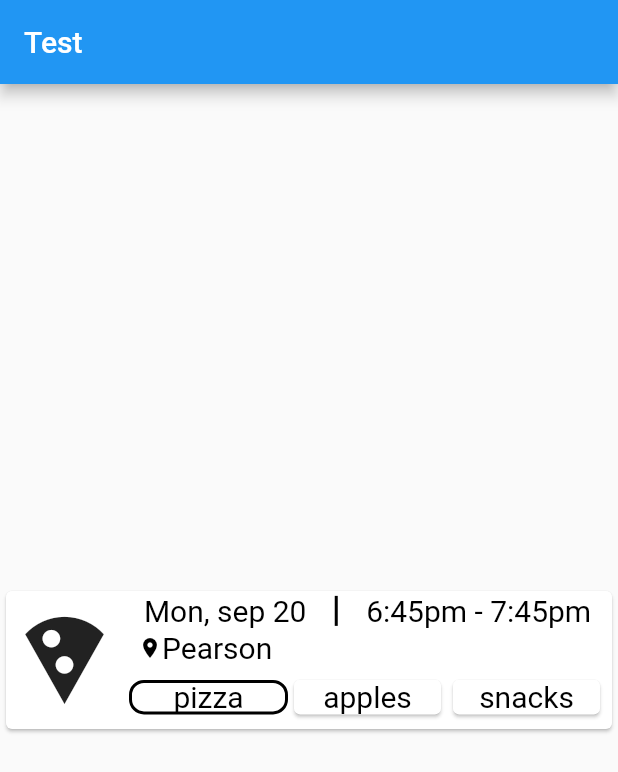
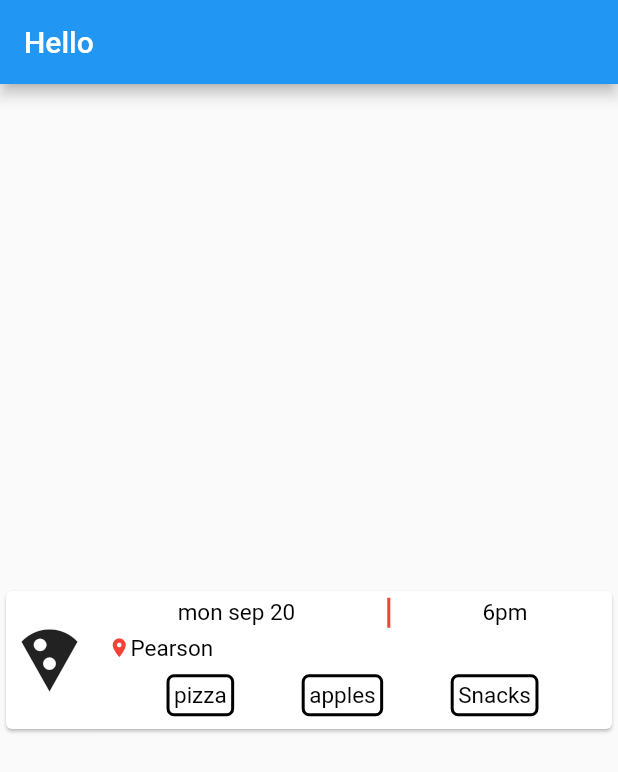
Before and after one commit to yemistar/FreeFood, a Flutter app: the screen it shows after launch, on a phone screen of 412 x 824 dp. Shown: the top 772 px of the screen. Run offline on Flutter 3.47's test engine with Material 2 defaults, Android fonts, the phone set to English and light mode, and no system bars.

Commit message:
The updated version of the List_page class, It has wiget that will be on the list view

```diff
--- a/app/lib/UI/List_page.dart
+++ b/app/lib/UI/List_page.dart
@@ -2,36 +2,362 @@ import 'package:flutter/material.dart';
 
 
 class ListTest extends StatelessWidget{
-  final food='Pizza';
-  final club='Yemi club';
-  final time= ' Some time';
+  final String food;
+  final String club;
+  final String time;
+  final String place;
+  final String date;
+  final IconData icon;
 
-  @override
-  Widget build(BuildContext context) {
-    return list2();
+  List data;
+
+
+
+
+  ListTest({this.food,this.club,this.time,this.place,this.date,this.icon});
+
+
+  static Widget Costum_divider(){
+    return Container(
+      height: 20.0,
+      width: 2.0,
+      color: Colors.red,
+      margin: const EdgeInsets.only(left: 5.0, right: 5.0),
+    );
   }
 
-  Widget list( String Ftype, String Cname, String TandD){
 
-    return Column(
+  Widget dateAndtime(){
+    return Row(
+      mainAxisAlignment: MainAxisAlignment.spaceEvenly,
       children: <Widget>[
-        Padding(
-          padding: EdgeInsets.only(top: 5.0),
-        ),
-        Text(Ftype,textDirection: TextDirection.ltr,overflow: TextOverflow.fade,style: tsyle_food,),
-        Text(Cname,textDirection: TextDirection.ltr,overflow: TextOverflow.fade,style: tsyle_club,),
-        Expanded(
-            child: Text(TandD,textDirection: TextDirection.ltr,overflow: TextOverflow.fade,style: tsyle_club,)
-        )
-
+        Text(date,style: Tstyle.SubHeader,),
+        Costum_divider(),
+        Text(time,style: Tstyle.SubHeader,)
       ],
     );
   }
 
-  Widget list2(){
+   Widget foodL(){
+    return Card(
+      elevation: 0.0,
+      child: Row(
+        mainAxisAlignment: MainAxisAlignment.spaceEvenly,
+
+        children: <Widget>[
+          Container(
+            child: Center(child: Padding(
+              padding: const EdgeInsets.all(5.0),
+              child: Text('pizza',style: Tstyle.SubHeader,),
+            )),
+
+            foregroundDecoration: BoxDecoration(
+              border: Border.all(color: Colors.black,width: 2.0,
+              ),
+              borderRadius: BorderRadius.all(Radius.elliptical(5.0, 5.0)),
+
+            ) ,
+
+          ),
+
+          Container(
+            child: Center(child: Padding(
+              padding: const EdgeInsets.all(5.0),
+              child: Text('apples',style: Tstyle.SubHeader,),
+            )),
+
+            foregroundDecoration: BoxDecoration(
+              border: Border.all(color: Colors.black,width: 2.0,
+              ),
+              borderRadius: BorderRadius.all(Radius.elliptical(5.0, 5.0)),
+
+            ) ,
+
+          ),
+
+          Container(
+            child: Center(child: Padding(
+              padding: const EdgeInsets.all(5.0),
+              child: Text('Snacks',style: Tstyle.SubHeader,),
+            )),
+
+            foregroundDecoration: BoxDecoration(
+              border: Border.all(color: Colors.black,width: 2.0,
+              ),
+              borderRadius: BorderRadius.all(Radius.elliptical(5.0, 5.0)),
+
+            ) ,
+
+          ),
+        ],
+      ),
+    );
+  }
+
+   Widget  rightPart(){
+    return Column(
+      mainAxisAlignment: MainAxisAlignment.spaceEvenly,
+      children: <Widget>[
+        dateAndtime(),
+        Row(
+          mainAxisAlignment: MainAxisAlignment.start,
+          children: <Widget>[
+            Padding(
+              padding: EdgeInsets.only(left: 10.0),
+            ),
+            Icon(
+              Icons.place,
+              size: 15.0,
+              color: Colors.red,
+            ),
+
+            Text(place,style: Tstyle.SubHeader,textAlign: TextAlign.left,),
+
+          ],
+        ),
+
+        foodL()
+      ],
+    );
+  }
+
+  Widget allCombined(){
     return Container(
-      height: 90.0,
-      padding: EdgeInsets.only(left: 10.0,right: 10.0),
+      height: 100.0,
+      child: Card(
+        child: Row(
+
+          children: <Widget>[
+            Card(
+              elevation: 0.0,
+              child: Icon(icon,size: 50.0,),
+
+            ),
+
+            Expanded(child: rightPart())
+
+          ],
+        ),
+      ),
+    );
+
+  }
+
+
+  @override
+  Widget build(BuildContext context) {
+    return allCombined();
+  }
+
+
+}
+
+class Help{
+  final String food;
+  final String club;
+  final String time;
+  final String place;
+  final String date;
+  final IconData icon;
+
+  Help(this.food,this.club,this.place, this.date, this.time, this.icon);
+
+
+
+  String getfood(){
+    return food;
+  }
+
+  String getclub(){
+    return club;
+  }
+
+  String getplace(){
+    return food;
+  }
+  String getdate(){
+    return food;
+  }
+
+  String gettime(){
+    return food;
+  }
+  IconData geticon(){
+    return icon;
+}
+
+}
+
+class blocks{
+
+  static Widget date_N_time(){
+    return Row(
+      mainAxisAlignment: MainAxisAlignment.spaceEvenly,
+      children: <Widget>[
+        Text('Mon, sep 20',style: Tstyle.SubHeader,),
+        Costum_divider(),
+        Text('6:45pm - 7:45pm',style: Tstyle.SubHeader,)
+      ],
+    );
+  }
+
+  static Widget  rightPart(){
+    return Column(
+      mainAxisAlignment: MainAxisAlignment.spaceEvenly,
+      children: <Widget>[
+        date_N_time(),
+        Row(
+          mainAxisAlignment: MainAxisAlignment.start,
+          children: <Widget>[
+            Padding(
+              padding: EdgeInsets.only(left: 10.0),
+            ),
+            Icon(
+              Icons.place,
+              size: 15.0,
+              color: Colors.red,
+            ),
+            Text('Pearson',style: Tstyle.SubHeader,textAlign: TextAlign.left,),
+
+          ],
+        ),
+
+        foodL()
+      ],
+    );
+  }
+
+
+  static Widget foodL(){
+    return Card(
+      elevation: 0.0,
+      child: Row(
+        mainAxisAlignment: MainAxisAlignment.spaceEvenly,
+
+        children: <Widget>[
+          Container(
+            child: Center(child: Padding(
+              padding: const EdgeInsets.all(5.0),
+              child: Text('pizza',style: Tstyle.SubHeader,),
+            )),
+
+          foregroundDecoration: BoxDecoration(
+            border: Border.all(color: Colors.black,width: 2.0,
+            ),
+            borderRadius: BorderRadius.all(Radius.elliptical(5.0, 5.0)),
+
+          ) ,
+
+          ),
+
+          Container(
+            child: Center(child: Padding(
+              padding: const EdgeInsets.all(5.0),
+              child: Text('apples',style: Tstyle.SubHeader,),
+            )),
+
+            foregroundDecoration: BoxDecoration(
+              border: Border.all(color: Colors.black,width: 2.0,
+              ),
+              borderRadius: BorderRadius.all(Radius.elliptical(5.0, 5.0)),
+
+            ) ,
+
+          ),
+
+          Container(
+            child: Center(child: Padding(
+              padding: const EdgeInsets.all(5.0),
+              child: Text('Snacks',style: Tstyle.SubHeader,),
+            )),
+
+            foregroundDecoration: BoxDecoration(
+              border: Border.all(color: Colors.black,width: 2.0,
+              ),
+              borderRadius: BorderRadius.all(Radius.elliptical(5.0, 5.0)),
+
+            ) ,
+
+          ),
+        ],
+      ),
+    );
+  }
+
+ static Widget Costum_divider(){
+    return Container(
+      height: 20.0,
+      width: 2.0,
+      color: Colors.red,
+      margin: const EdgeInsets.only(left: 5.0, right: 5.0),
+    );
+  }
+
+
+
+
+ static Widget allCombined(){
+    return Container(
+      height: 100.0,
+      child: Card(
+        child: Row(
+
+          children: <Widget>[
+            Card(
+              elevation: 0.0,
+              child: Icon(Icons.local_pizza,size: 50.0,),
+
+            ),
+
+            Expanded(child: rightPart())
+
+          ],
+        ),
+      ),
+    );
+
+  }
+
+
+
+
+ static Widget list( String Ftype, String Cname, String TandD){
+
+    return Expanded(
+      child: Column(
+        children: <Widget>[
+          Padding(
+            padding: EdgeInsets.only(top: 7.0),
+          ),
+          Row(
+            mainAxisAlignment: MainAxisAlignment.start,
+            children: <Widget>[
+              Text(Ftype,textDirection: TextDirection.ltr,overflow: TextOverflow.fade,style: Tstyle.SubHeader,),
+            ],
+          ),
+
+          Row(
+            mainAxisAlignment: MainAxisAlignment.start,
+            children: <Widget>[
+              Text(Cname,textDirection: TextDirection.ltr,overflow: TextOverflow.fade,style: Tstyle.tsyle_club,),
+            ],
+          ),
+          Row(
+            mainAxisAlignment: MainAxisAlignment.start,
+            children: <Widget>[
+             // Text(TandD,textDirection: TextDirection.ltr,overflow: TextOverflow.fade,style: Tstyle.tsyle_club,),
+            ],
+          )
+
+        ],
+      ),
+    );
+  }
+
+ static Widget list2(){
+    return Container(
+      height: 100.0,
+      padding: EdgeInsets.only(left: 9.0,right: 9.0),
 
       child: Card(
         elevation: 3.0,
@@ -47,7 +373,7 @@ class ListTest extends StatelessWidget{
 
             ),
 
-            list(food, club, time)
+            list('Pizza', 'Yemi', 'Mon, sep 4')
 
           ],
         ),
@@ -56,192 +382,29 @@ class ListTest extends StatelessWidget{
 
     );
   }
- var tsyle_food = TextStyle(
-   color: Colors.black,
-   fontSize: 20.0,
-   fontWeight: FontWeight.bold
-
- );
-  var tsyle_club =TextStyle(
-    color: Colors.grey,
-    fontSize: 15.0,
-    fontStyle: FontStyle.normal
-
-  );
- static Widget  SeconR(){
-    return Column(
-      mainAxisAlignment: MainAxisAlignment.spaceEvenly,
-      children: <Widget>[
-        DandT(),
-        Text('Some Location'),
-        foodL()
-      ],
-    );
-  }
-  static Widget foodL(){
-    return Card(
-      child: Row(
-        mainAxisAlignment: MainAxisAlignment.spaceEvenly,
-        children: <Widget>[
-          Card(elevation: 5.0,child: Text('Hello'),),
-          Card(elevation: 5.0,child: Text('Hello'),),
-          Card(elevation: 5.0,child: Text('Hello'),)
-        ],
-      ),
-    );
-  }
-
-  static Widget DandT(){
-    return Row(
-      children: <Widget>[
-        Text('Date'),
-        Padding(
-          padding: EdgeInsets.only(left: 5.0,right: 5.0),
-        ),
-        Text('Time')
-      ],
-    );
-  }
-
-  Widget Costum_divider(){
-    return Container(
-      height: 20.0,
-      width: 2.0,
-      color: Colors.red,
-      margin: const EdgeInsets.only(left: 5.0, right: 5.0),
-    );
-  }
-  Widget all2(){
-   return Container(
-     child: Card(
-       child: Row(
-
-         children: <Widget>[
-           Card(
-             elevation: 0.0,
-             child: Icon(Icons.local_pizza,size: 20.0,),
-
-           ),
-
-           SeconR()
-
-         ],
-       ),
-     ),
-   );
-
-  }
-}
-
-class blocks{
-  static Widget  SeconR(){
-    return Column(
-      mainAxisAlignment: MainAxisAlignment.spaceEvenly,
-      children: <Widget>[
-        DandT(),
-        Row(
-          mainAxisAlignment: MainAxisAlignment.start,
-          children: <Widget>[
-            Padding(
-              padding: EdgeInsets.only(left: 10.0),
-            ),
-            Icon(
-              Icons.place,
-              size: 16.0,
-              color: Colors.black,
-            ),
-            Text('Pearson',style: Tstyle.SubHeader,textAlign: TextAlign.left,),
-
-          ],
-        ),
-        foodL()
-      ],
-    );
-  }
-  static Widget foodL(){
-    return Card(
-      elevation: 0.0,
-      child: Row(
-        mainAxisAlignment: MainAxisAlignment.spaceEvenly,
-        children: <Widget>[
-          Expanded(child: Container(
-            child: Center(child: Text('pizza',style: Tstyle.SubHeader,)),
-
-          foregroundDecoration: BoxDecoration(
-            border: Border.all(color: Colors.black,width: 2.0,
-            ),
-            borderRadius: BorderRadius.all(Radius.elliptical(10.0, 10.0)),
-
-          ) ,
-
-          )
-          ),
-
-          Expanded(child: Card(elevation: 1.0,child: Center(child: Text('apples',style: Tstyle.SubHeader)),)),
-
-          Expanded(child: Card(elevation: 1.0,child: Center(child: Text('snacks',style: Tstyle.SubHeader)),))
-        ],
-      ),
-    );
-  }
- static Widget Costum_divider(){
-    return Container(
-      height: 20.0,
-      width: 2.0,
-      color: Colors.black,
-      margin: const EdgeInsets.only(left: 5.0, right: 5.0),
-    );
-  }
-  static Widget DandT(){
-    return Row(
-      mainAxisAlignment: MainAxisAlignment.spaceEvenly,
-      children: <Widget>[
-        Text('Mon, sep 20',style: Tstyle.SubHeader,),
-        Costum_divider(),
-        Text('6:45pm - 7:45pm',style: Tstyle.SubHeader,)
-      ],
-    );
-  }
 
 
 
- static Widget all2(){
-    return Container(
-      height: 100.0,
-      child: Card(
-        child: Row(
 
-          children: <Widget>[
-            Card(
-              elevation: 0.0,
-              child: Icon(Icons.local_pizza,size: 70.0,),
-
-            ),
-
-            Expanded(child: SeconR())
-
-          ],
-        ),
-      ),
-    );
-
-  }
+}
 
 
-}
+
+
+
 class Tstyle{
   static var Header= TextStyle(
     fontStyle: FontStyle.normal,
     fontWeight: FontWeight.bold,
-    fontSize: 30.0,
-    color: Colors.black
+    fontSize: 20.0,
+    color: Colors.red
 
   );
 
   static var SubHeader = TextStyle(
       fontStyle: FontStyle.normal,
       fontWeight: FontWeight.normal,
-      fontSize: 20.0,
+      fontSize: 15.0,
       color: Colors.black
 
   );
@@ -249,7 +412,21 @@ class Tstyle{
       fontStyle: FontStyle.normal,
       fontWeight: FontWeight.normal,
       fontSize: 15.0,
-      color: Colors.black
+      color: Colors.red
+
+
+  );
+
+ static var tsyle_food = TextStyle(
+      color: Colors.red,
+      fontSize: 10.0,
+      fontWeight: FontWeight.bold
+
+  );
+ static var tsyle_club =TextStyle(
+      color: Colors.red,
+      fontSize: 10.0,
+      fontStyle: FontStyle.normal
 
 
   );
--- a/app/lib/main.dart
+++ b/app/lib/main.dart
@@ -4,16 +4,26 @@ import './UI/List_page.dart';
 
 void main()=> runApp(Login());
 
+
+
 class Login extends StatelessWidget{
+
+
+
 
   @override
   Widget build(BuildContext context) {
     return MaterialApp(
       title:'Test' ,
       home: Scaffold(
-        appBar: AppBar( title: Text('Test'),),
+        appBar: AppBar( title: Text('Hello'),),
         body: Center(
-          child: blocks.all2(),
+          child: ListTest(food: "Pizza",
+          club: "Yemi club",
+          time: "6pm",
+          date: "mon sep 20",
+          place: "Pearson",
+          icon: Icons.local_pizza,),
         ),
       ),
     );
```
Also changed, not shown: 1 other file.
